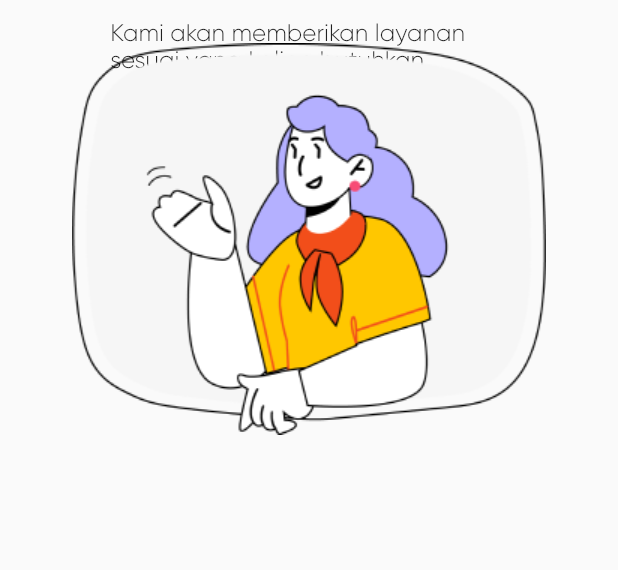
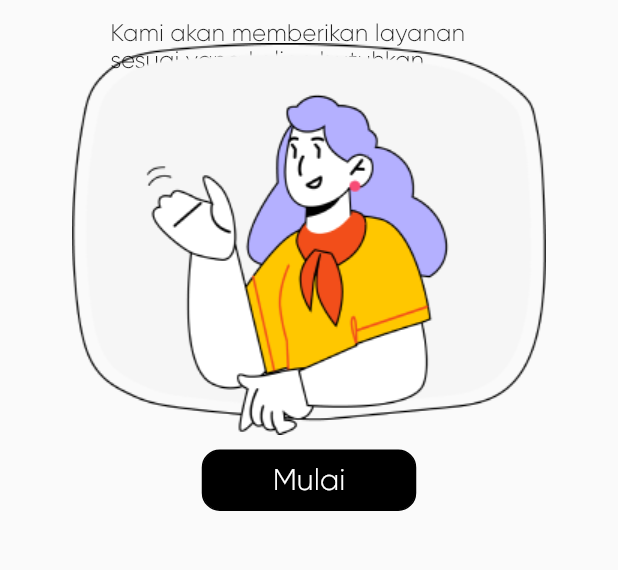
Before and after one commit to budionoaryawisanto/Schoolyte, a Flutter app: the screen it shows after launch, on a phone screen of 412 x 824 dp, the part 379-949 px from its top. Run offline on Flutter 3.47's test engine with Material 2 defaults, Android fonts, the phone set to English and light mode, and no system bars; our stand-ins replace shared_preferences.

Commit message:
Landing Page 100%

```diff
--- a/schoolyte/lib/landing.dart
+++ b/schoolyte/lib/landing.dart
@@ -9,6 +9,11 @@ class _LandingPageState extends State<LandingPage> {
   @override
   void initState() {
     super.initState();
+  }
+
+  _logIn() async {
+    Navigator.of(context)
+        .pushNamedAndRemoveUntil('/login', (Route<dynamic> route) => false);
   }
 
   @override
@@ -103,6 +108,35 @@ class _LandingPageState extends State<LandingPage> {
                   "assets/images/hi1.png",
                 ),
               ),
+              Align(
+                alignment: Alignment(0.0, 0.5),
+                child: TextButton(
+                  onPressed: () => _logIn(),
+                  child: Container(
+                    width: 143,
+                    height: 41,
+                    decoration: BoxDecoration(
+                      color: Colors.black,
+                      border: Border.all(
+                        color: Colors.black,
+                        width: 1,
+                      ),
+                      borderRadius: BorderRadius.circular(12),
+                    ),
+                    child: Center(
+                      child: Text(
+                        "Mulai",
+                        textAlign: TextAlign.center,
+                        style: TextStyle(
+                          fontFamily: 'Gilroy-Light',
+                          fontSize: 20,
+                          color: Colors.white,
+                        ),
+                      ),
+                    ),
+                  ),
+                ),
+              ),
             ],
           ),
         ),
--- a/schoolyte/lib/launcher.dart
+++ b/schoolyte/lib/launcher.dart
@@ -16,7 +16,7 @@ class _LauncherPageState extends State<LauncherPage> {
   }
 
   startLaunching() async {
-    var duration = const Duration(seconds: 5);
+    var duration = const Duration(seconds: 3);
     return new Timer(duration, () {
       Navigator.of(context).pushReplacement(new MaterialPageRoute(builder: (_) {
         return new LandingPage();
--- a/schoolyte/lib/main.dart
+++ b/schoolyte/lib/main.dart
@@ -1,7 +1,7 @@
-// ignore_for_file: prefer_const_constructors
-
 import 'package:flutter/material.dart';
 import './launcher.dart';
+import './landing.dart';
+import './login.dart';
 
 void main() {
   runApp(MyApp());
@@ -17,6 +17,10 @@ class MyApp extends StatelessWidget {
         visualDensity: VisualDensity.adaptivePlatformDensity,
       ),
       home: LauncherPage(),
+      routes: <String, WidgetBuilder>{
+        '/login': (BuildContext context) => new LoginPage(),
+        '/landing': (BuildContext context) => new LandingPage(),
+      },
     );
   }
 }
--- a/schoolyte/pubspec.yaml
+++ b/schoolyte/pubspec.yaml
@@ -36,6 +36,7 @@ dependencies:
   # The following adds the Cupertino Icons font to your application.
   # Use with the CupertinoIcons class for iOS style icons.
   cupertino_icons: ^1.0.2
+  shared_preferences: ^2.0.15
 
 dev_dependencies:
   flutter_test:
```
Also changed, not shown: schoolyte/lib/login.dart (added, +38 -0 lines), schoolyte/pubspec.lock, 1 other file.
